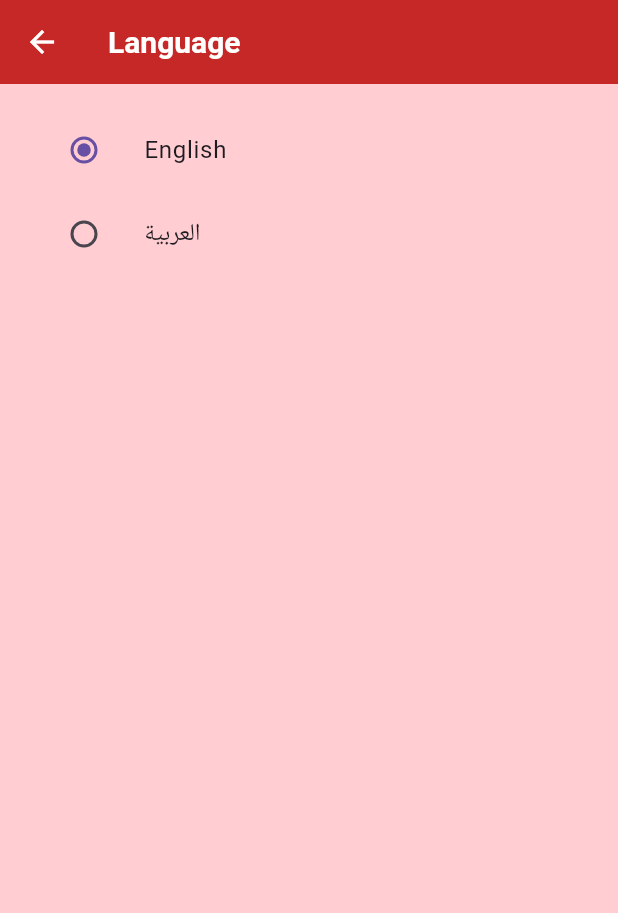
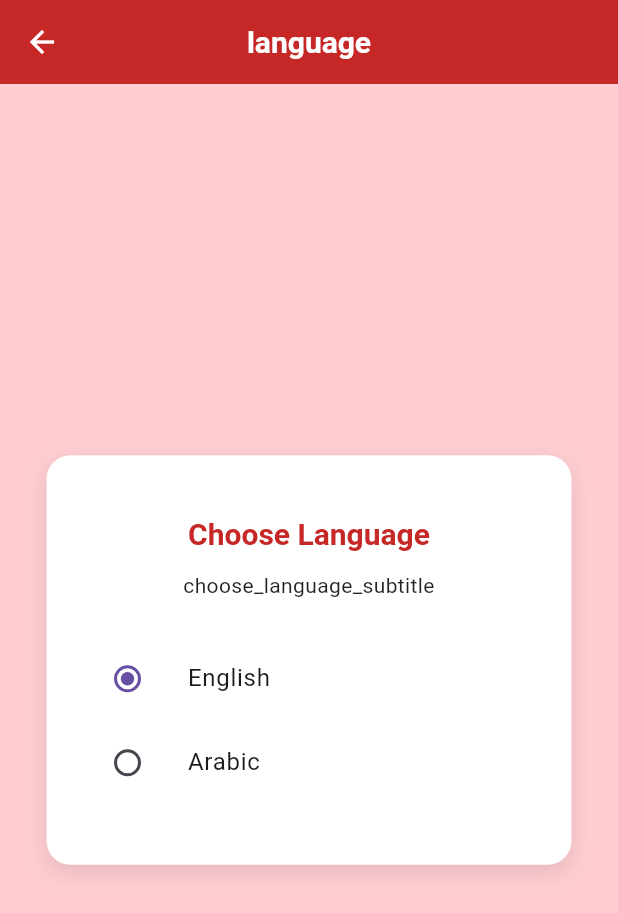
Before and after one commit to danakhairallah/DIY-Project, a Flutter app: the LanguagePage screen opened by its route, on a phone screen of 412 x 824 dp. Shown: the top 913 px of the screen. Run offline on Flutter 3.47's test engine with Material 3 defaults, Android fonts, the phone set to English and light mode, and no system bars; our stand-ins replace flutter_secure_storage, image_picker, shared_preferences, table_calendar; accounts and stored records are empty; statements that could not run were skipped.

Commit message:
Update settings_page

```diff
--- a/lib/screens/settings_page.dart
+++ b/lib/screens/settings_page.dart
@@ -12,34 +12,70 @@ class LanguagePage extends StatelessWidget {
     final localeProvider = Provider.of<LocaleProvider>(context);
 
     return Scaffold(
-      appBar: AppBar(title: Text(loc.translate("Language"))),
-      body: Padding(
-        padding: const EdgeInsets.all(16.0),
+      appBar: AppBar(
+        title: Text(loc.translate("language")),
+        centerTitle: true,
+      ),
+      body: Center(
+        child: Container(
+          width: 350,
+          padding: const EdgeInsets.symmetric(horizontal: 14, vertical: 40),
+          decoration: BoxDecoration(
+            color: Colors.white,
+            borderRadius: BorderRadius.circular(16),
+            boxShadow: [
+              BoxShadow(
+                color: Colors.black.withOpacity(0.1),
+                blurRadius: 12,
+                offset: const Offset(0, 5),
+              ),
+            ],
+          ),
           child: Column(
+            mainAxisSize: MainAxisSize.min,
             children: [
+              Text(
+                loc.translate("choose_language"),
+                style: Theme.of(context).textTheme.titleLarge?.copyWith(
+                  fontWeight: FontWeight.bold,
+                ),
+                textAlign: TextAlign.center,
+              ),
+              const SizedBox(height: 12),
+              Text(
+                loc.translate("choose_language_subtitle"),
+                style: Theme.of(context).textTheme.bodyMedium,
+                textAlign: TextAlign.center,
+              ),
+              const SizedBox(height: 24),
               ListTile(
                 title: const Text("English"),
                 leading: Radio<String>(
                   value: 'en',
                   groupValue: localeProvider.locale.languageCode,
                   onChanged: (value) {
+                    if (value != null) {
                       localeProvider.setLocale(const Locale('en'));
+                    }
                   },
                 ),
               ),
               ListTile(
-              title: const Text("العربية"),
+                title: const Text("Arabic"),
                 leading: Radio<String>(
                   value: 'ar',
                   groupValue: localeProvider.locale.languageCode,
                   onChanged: (value) {
+                    if (value != null) {
                       localeProvider.setLocale(const Locale('ar'));
+                    }
                   },
                 ),
               ),
             ],
           ),
         ),
+      ),
     );
   }
 }
```
Lines whose indentation alone changed are shown as unchanged.
